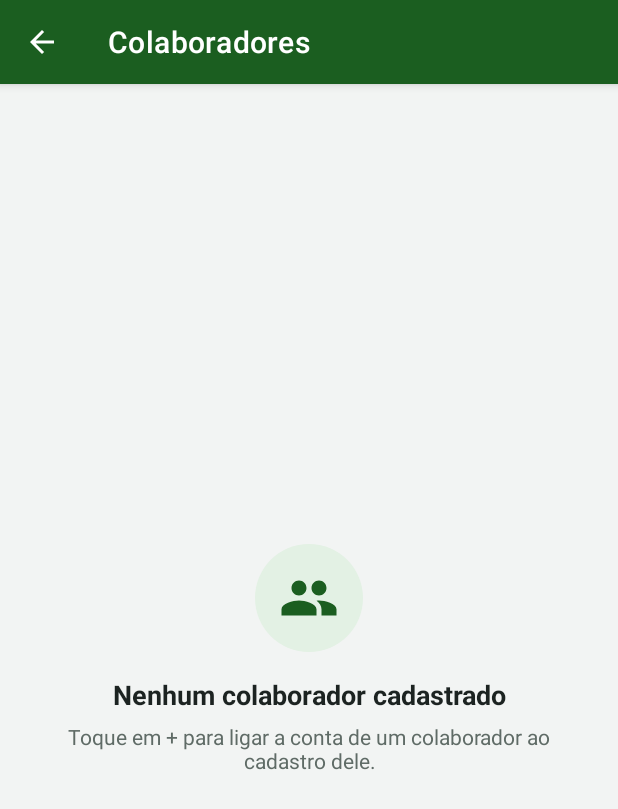
After one commit to pedpalma/controleDeEPIMobile, an Android app: the ColaboradoresActivity screen opened directly, with no data from a screen before it, on a phone screen of 412 x 824 dp. The commit adds this screen. Shown: the top 809 px of the screen. Run offline under Robolectric (Android 15) with nearby library versions, the phone set to English and light mode, and no system bars; our stand-ins replace Firebase (no records; nobody signed in at launch, a user with empty details on screens opened directly).

Commit message:
feat: lista colaboradores em tempo real

```diff
--- a/app/src/main/AndroidManifest.xml
+++ b/app/src/main/AndroidManifest.xml
@@ -46,6 +46,10 @@
             android:name=".EpiFormActivity"
             android:exported="false" />
 
+        <activity
+            android:name=".ColaboradoresActivity"
+            android:exported="false" />
+
     </application>
 
 </manifest>
--- /dev/null
+++ b/app/src/main/java/br/senai/sp/controleepi/ColaboradoresActivity.java
@@ -0,0 +1,105 @@
+package br.senai.sp.controleepi;
+
+import android.os.Bundle;
+import android.view.View;
+import android.widget.ProgressBar;
+import android.widget.TextView;
+
+import androidx.appcompat.app.AppCompatActivity;
+import androidx.recyclerview.widget.LinearLayoutManager;
+import androidx.recyclerview.widget.RecyclerView;
+
+import com.google.firebase.firestore.FirebaseFirestore;
+import com.google.firebase.firestore.ListenerRegistration;
+import com.google.firebase.firestore.QueryDocumentSnapshot;
+
+import java.util.ArrayList;
+import java.util.List;
+
+import br.senai.sp.controleepi.adapter.ColaboradorAdapter;
+import br.senai.sp.controleepi.model.Colaborador;
+import br.senai.sp.controleepi.util.Colecoes;
+import br.senai.sp.controleepi.util.MensagensFirebase;
+
+public class ColaboradoresActivity extends AppCompatActivity {
+
+    private RecyclerView lista;
+    private ProgressBar progresso;
+    private View blocoVazio;
+    private TextView txtVazioTitulo;
+    private TextView txtVazioDica;
+
+    private final List<Colaborador> colaboradores = new ArrayList<>();
+    private ColaboradorAdapter adapter;
+    private ListenerRegistration registro;
+
+    @Override
+    protected void onCreate(Bundle savedInstanceState) {
+        super.onCreate(savedInstanceState);
+        setContentView(R.layout.activity_colaboradores);
+        setTitle(R.string.titulo_colaboradores);
+        if (getSupportActionBar() != null) {
+            getSupportActionBar().setDisplayHomeAsUpEnabled(true);
+        }
+
+        lista = findViewById(R.id.listaColaboradores);
+        progresso = findViewById(R.id.progresso);
+        blocoVazio = findViewById(R.id.blocoVazio);
+        txtVazioTitulo = findViewById(R.id.txtVazioTitulo);
+        txtVazioDica = findViewById(R.id.txtVazioDica);
+
+        adapter = new ColaboradorAdapter(colaboradores, null);
+        lista.setLayoutManager(new LinearLayoutManager(this));
+        lista.setAdapter(adapter);
+    }
+
+    @Override
+    protected void onStart() {
+        super.onStart();
+        registro = FirebaseFirestore.getInstance()
+                .collection(Colecoes.COLABORADORES)
+                .orderBy("nome")
+                .addSnapshotListener((snapshot, erro) -> {
+                    progresso.setVisibility(View.GONE);
+                    if (erro != null) {
+                        mostrarVazio(getString(R.string.msg_erro_generico), MensagensFirebase.traduzir(erro));
+                        return;
+                    }
+                    colaboradores.clear();
+                    if (snapshot != null) {
+                        for (QueryDocumentSnapshot documento : snapshot) {
+                            colaboradores.add(documento.toObject(Colaborador.class));
+                        }
+                    }
+                    adapter.notifyDataSetChanged();
+                    if (colaboradores.isEmpty()) {
+                        mostrarVazio(getString(R.string.vazio_colaboradores_titulo),
+                                getString(R.string.vazio_colaboradores_dica));
+                    } else {
+                        blocoVazio.setVisibility(View.GONE);
+                        lista.setVisibility(View.VISIBLE);
+                    }
+                });
+    }
+
+    @Override
+    protected void onStop() {
+        super.onStop();
+        if (registro != null) {
+            registro.remove();
+        }
+    }
+
+    @Override
+    public boolean onSupportNavigateUp() {
+        finish();
+        return true;
+    }
+
+    private void mostrarVazio(String titulo, String dica) {
+        txtVazioTitulo.setText(titulo);
+        txtVazioDica.setText(dica);
+        blocoVazio.setVisibility(View.VISIBLE);
+        lista.setVisibility(View.GONE);
+    }
+}
--- a/app/src/main/java/br/senai/sp/controleepi/MenuTecnicoActivity.java
+++ b/app/src/main/java/br/senai/sp/controleepi/MenuTecnicoActivity.java
@@ -29,6 +29,8 @@ public class MenuTecnicoActivity extends AppCompatActivity {
 
         findViewById(R.id.cardEpis).setOnClickListener(v ->
                 startActivity(new Intent(this, EpisActivity.class)));
+        findViewById(R.id.cardColaboradores).setOnClickListener(v ->
+                startActivity(new Intent(this, ColaboradoresActivity.class)));
 
         carregarNome();
     }
--- /dev/null
+++ b/app/src/main/java/br/senai/sp/controleepi/adapter/ColaboradorAdapter.java
@@ -0,0 +1,68 @@
+package br.senai.sp.controleepi.adapter;
+
+import android.view.LayoutInflater;
+import android.view.View;
+import android.view.ViewGroup;
+import android.widget.TextView;
+
+import androidx.annotation.NonNull;
+import androidx.recyclerview.widget.RecyclerView;
+
+import java.util.List;
+import java.util.Locale;
+
+import br.senai.sp.controleepi.R;
+import br.senai.sp.controleepi.model.Colaborador;
+
+public class ColaboradorAdapter extends RecyclerView.Adapter<ColaboradorAdapter.ColaboradorViewHolder> {
+
+    public interface AoClicar {
+        void aoClicar(Colaborador colaborador);
+    }
+
+    private final List<Colaborador> lista;
+    private final AoClicar aoClicar;
+
+    public ColaboradorAdapter(List<Colaborador> lista, AoClicar aoClicar) {
+        this.lista = lista;
+        this.aoClicar = aoClicar;
+    }
+
+    public static class ColaboradorViewHolder extends RecyclerView.ViewHolder {
+        TextView txtInicial, txtNome, txtMatriculaSetor;
+
+        public ColaboradorViewHolder(@NonNull View itemView) {
+            super(itemView);
+            txtInicial = itemView.findViewById(R.id.txtInicial);
+            txtNome = itemView.findViewById(R.id.txtNome);
+            txtMatriculaSetor = itemView.findViewById(R.id.txtMatriculaSetor);
+        }
+    }
+
+    @NonNull
+    @Override
+    public ColaboradorViewHolder onCreateViewHolder(@NonNull ViewGroup parent, int viewType) {
+        View card = LayoutInflater.from(parent.getContext())
+                .inflate(R.layout.item_colaborador, parent, false);
+        return new ColaboradorViewHolder(card);
+    }
+
+    @Override
+    public void onBindViewHolder(@NonNull ColaboradorViewHolder holder, int position) {
+        Colaborador colaborador = lista.get(position);
+
+        String nome = colaborador.getNome() == null ? "" : colaborador.getNome();
+        holder.txtInicial.setText(nome.isEmpty() ? "?" : nome.substring(0, 1).toUpperCase(Locale.ROOT));
+        holder.txtNome.setText(nome);
+        holder.txtMatriculaSetor.setText("Matrícula " + colaborador.getMatricula() + " · " + colaborador.getSetor());
+
+        if (aoClicar != null) {
+            holder.itemView.setOnClickListener(v -> aoClicar.aoClicar(colaborador));
+        }
+    }
+
+    @Override
+    public int getItemCount() {
+        return lista.size();
+    }
+}
--- /dev/null
+++ b/app/src/main/res/drawable/fundo_avatar.xml
@@ -0,0 +1,5 @@
+<?xml version="1.0" encoding="utf-8"?>
+<shape xmlns:android="http://schemas.android.com/apk/res/android"
+    android:shape="oval">
+    <solid android:color="@color/verde_seguranca" />
+</shape>
--- /dev/null
+++ b/app/src/main/res/layout/activity_colaboradores.xml
@@ -0,0 +1,71 @@
+<?xml version="1.0" encoding="utf-8"?>
+<androidx.coordinatorlayout.widget.CoordinatorLayout xmlns:android="http://schemas.android.com/apk/res/android"
+    android:layout_width="match_parent"
+    android:layout_height="match_parent"
+    android:background="@color/fundo">
+
+    <LinearLayout
+        android:layout_width="match_parent"
+        android:layout_height="match_parent"
+        android:orientation="vertical">
+
+        <FrameLayout
+            android:layout_width="match_parent"
+            android:layout_height="0dp"
+            android:layout_weight="1">
+
+            <androidx.recyclerview.widget.RecyclerView
+                android:id="@+id/listaColaboradores"
+                android:layout_width="match_parent"
+                android:layout_height="match_parent"
+                android:clipToPadding="false"
+                android:padding="@dimen/margem_tela"
+                android:paddingBottom="88dp" />
+
+            <ProgressBar
+                android:id="@+id/progresso"
+                android:layout_width="wrap_content"
+                android:layout_height="wrap_content"
+                android:layout_gravity="center" />
+
+            <LinearLayout
+                android:id="@+id/blocoVazio"
+                android:layout_width="match_parent"
+                android:layout_height="wrap_content"
+                android:layout_gravity="center"
+                android:gravity="center"
+                android:orientation="vertical"
+                android:padding="32dp"
+                android:visibility="gone">
+
+                <ImageView
+                    android:layout_width="@dimen/tamanho_icone_vazio"
+                    android:layout_height="@dimen/tamanho_icone_vazio"
+                    android:background="@drawable/fundo_icone_circulo"
+                    android:importantForAccessibility="no"
+                    android:padding="16dp"
+                    android:src="@drawable/ic_colaboradores" />
+
+                <TextView
+                    android:id="@+id/txtVazioTitulo"
+                    style="@style/Titulo"
+                    android:layout_width="wrap_content"
+                    android:layout_height="wrap_content"
+                    android:layout_marginTop="16dp"
+                    android:gravity="center"
+                    android:text="@string/vazio_colaboradores_titulo"
+                    android:textSize="18sp" />
+
+                <TextView
+                    android:id="@+id/txtVazioDica"
+                    style="@style/Subtitulo"
+                    android:layout_width="wrap_content"
+                    android:layout_height="wrap_content"
+                    android:layout_marginTop="6dp"
+                    android:gravity="center"
+                    android:text="@string/vazio_colaboradores_dica" />
+            </LinearLayout>
+        </FrameLayout>
+    </LinearLayout>
+
+</androidx.coordinatorlayout.widget.CoordinatorLayout>
--- /dev/null
+++ b/app/src/main/res/values/strings_colaborador.xml
@@ -0,0 +1,6 @@
+<?xml version="1.0" encoding="utf-8"?>
+<resources>
+    <string name="titulo_colaboradores">Colaboradores</string>
+    <string name="vazio_colaboradores_titulo">Nenhum colaborador cadastrado</string>
+    <string name="vazio_colaboradores_dica">Toque em + para ligar a conta de um colaborador ao cadastro dele.</string>
+</resources>
```
Also changed, not shown: app/src/main/res/layout/item_colaborador.xml (added, +60 -0 lines).
